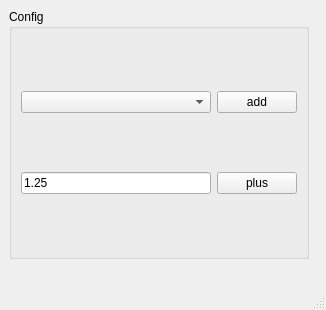
Above: qt_comPort_Monitor/mainwindow.ui from plumber2020/Qt_ComPort_pic16F1718_mcp9803 before the change. Below: the same form after it.
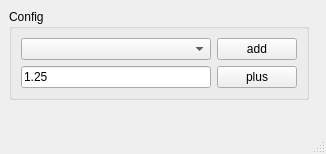
That is the form after the change.

```diff
--- a/qt_comPort_Monitor/mainwindow.ui
+++ b/qt_comPort_Monitor/mainwindow.ui
@@ -7,7 +7,7 @@
     <x>0</x>
     <y>0</y>
     <width>326</width>
-    <height>310</height>
+    <height>154</height>
    </rect>
   </property>
   <property name="sizePolicy">
@@ -36,7 +36,7 @@
     <item alignment="Qt::AlignLeft|Qt::AlignTop">
      <widget class="QGroupBox" name="groupBox_Config">
       <property name="sizePolicy">
-       <sizepolicy hsizetype="Minimum" vsizetype="Minimum">
+       <sizepolicy hsizetype="Minimum" vsizetype="MinimumExpanding">
         <horstretch>0</horstretch>
         <verstretch>0</verstretch>
        </sizepolicy>
@@ -44,12 +44,12 @@
       <property name="minimumSize">
        <size>
         <width>300</width>
-        <height>250</height>
+        <height>0</height>
        </size>
       </property>
       <property name="maximumSize">
        <size>
-        <width>300</width>
+        <width>500</width>
         <height>16777215</height>
        </size>
       </property>
```
